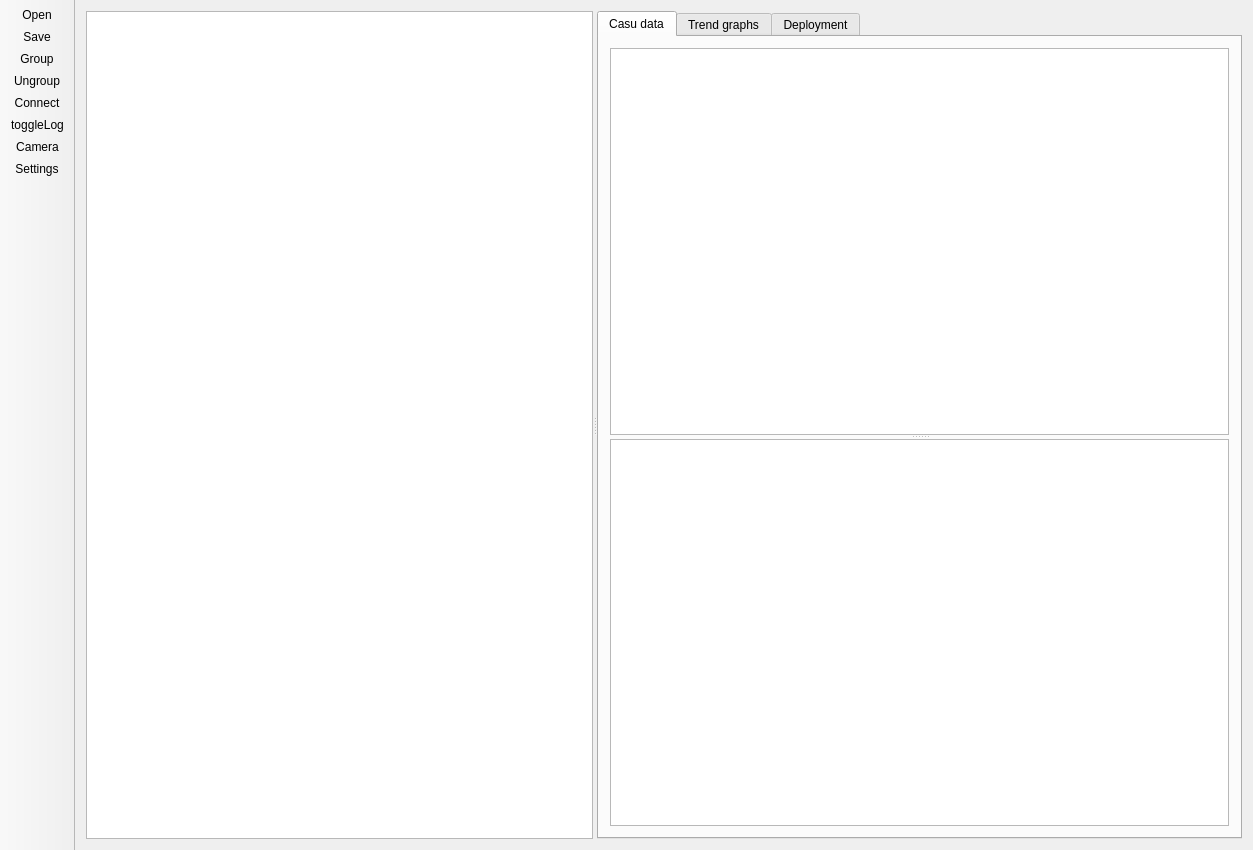
Qt form src/arenaui.ui (assisi/arena-ui) before a commit.
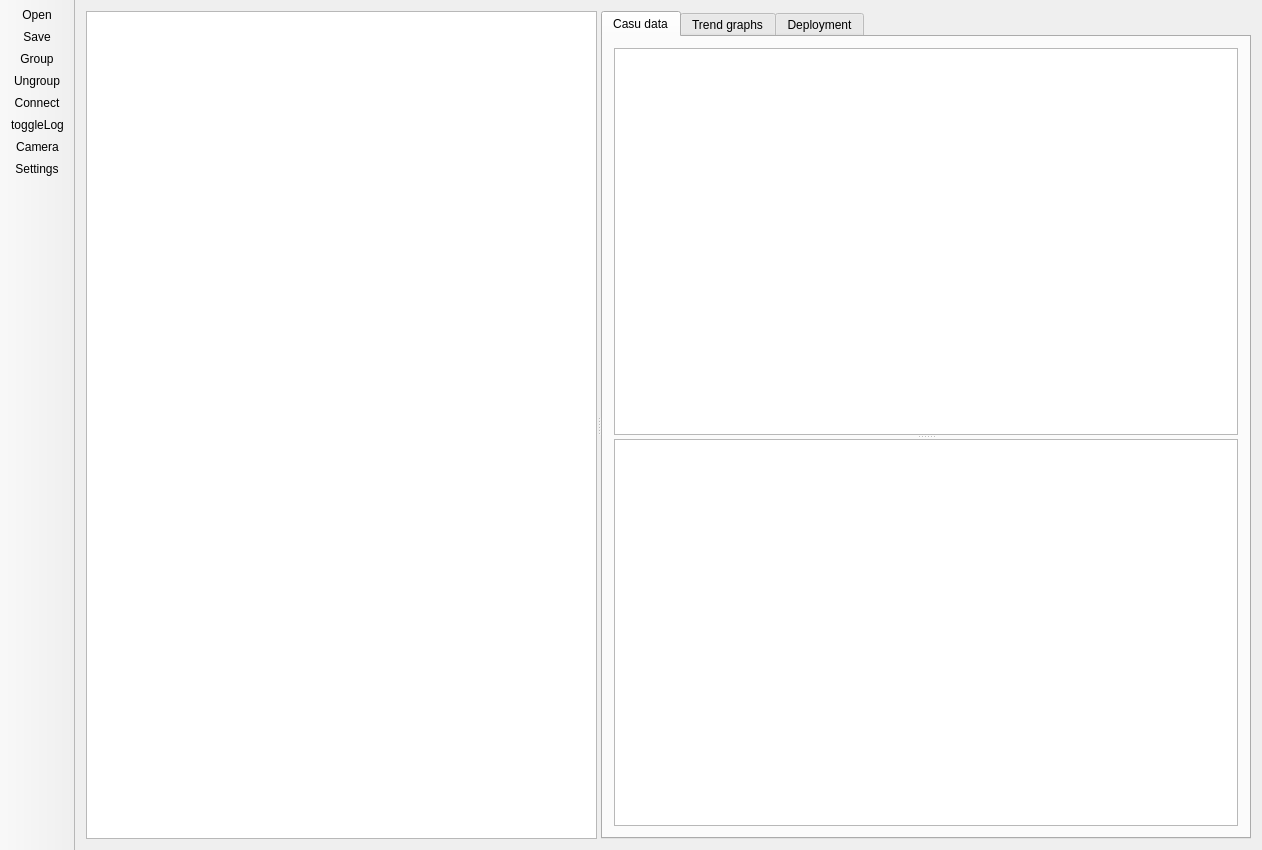
The same form after that commit. Icons and pictures are not drawn.

Commit message: casuTree horizontal slider apearing fix

Diff of the .ui file:
```diff
--- a/src/arenaui.ui
+++ b/src/arenaui.ui
@@ -6,7 +6,7 @@
    <rect>
     <x>0</x>
     <y>0</y>
-    <width>1253</width>
+    <width>1262</width>
     <height>850</height>
    </rect>
   </property>
@@ -119,6 +119,9 @@
              <property name="contextMenuPolicy">
               <enum>Qt::ActionsContextMenu</enum>
              </property>
+             <property name="horizontalScrollBarPolicy">
+              <enum>Qt::ScrollBarAlwaysOff</enum>
+             </property>
              <property name="alternatingRowColors">
               <bool>false</bool>
              </property>
```
